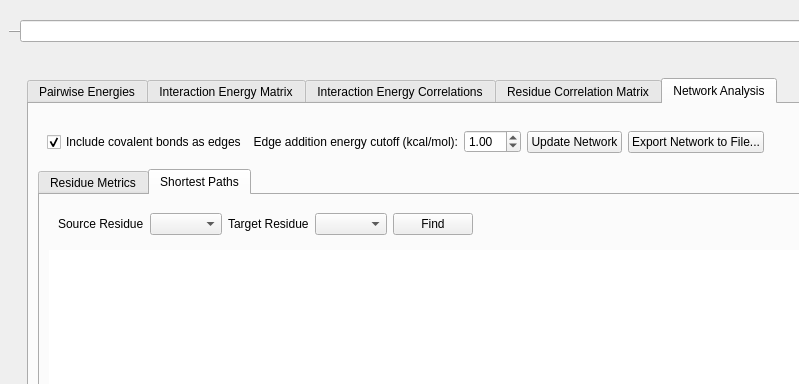
The window that source/resultsGUI.ui (osercinoglu/grinn) describes before a commit, drawn with Qt 5; both pictures show x 0 to 799 and y 0 to 384 of the 1300 by 691 pixel window.
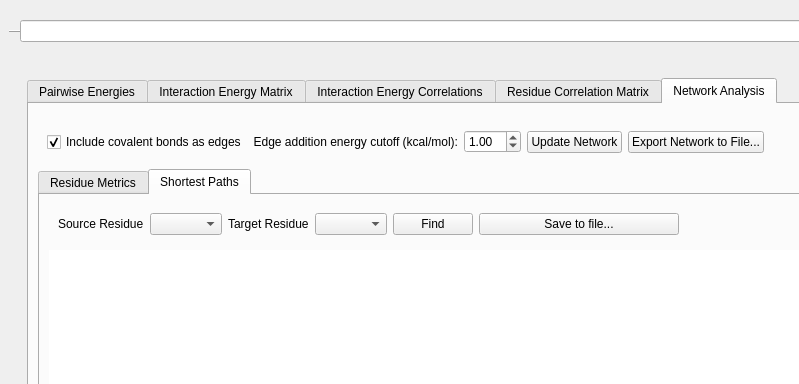
The same window after the commit. The open tabs and pages were chosen to show the change. Icons and pictures are not drawn.

Commit message: Implemented shortest path export to csv.

```diff
--- a/source/resultsGUI.ui
+++ b/source/resultsGUI.ui
@@ -726,9 +726,6 @@
                      <enum>QFrame::Plain</enum>
                     </property>
                     <layout class="QHBoxLayout" name="horizontalLayout_6">
-                     <property name="sizeConstraint">
-                      <enum>QLayout::SetMinimumSize</enum>
-                     </property>
                      <item>
                       <widget class="QLabel" name="label">
                        <property name="text">
@@ -756,6 +753,19 @@
                        </property>
                       </widget>
                      </item>
+                     <item>
+                      <widget class="QPushButton" name="pushButton_saveShortestPaths">
+                       <property name="minimumSize">
+                        <size>
+                         <width>200</width>
+                         <height>0</height>
+                        </size>
+                       </property>
+                       <property name="text">
+                        <string>Save to file...</string>
+                       </property>
+                      </widget>
+                     </item>
                     </layout>
                    </widget>
                   </item>
```
Left out of the diff: 12 changed lines with no effect on the pictures. The commit also changes 2 other files.
